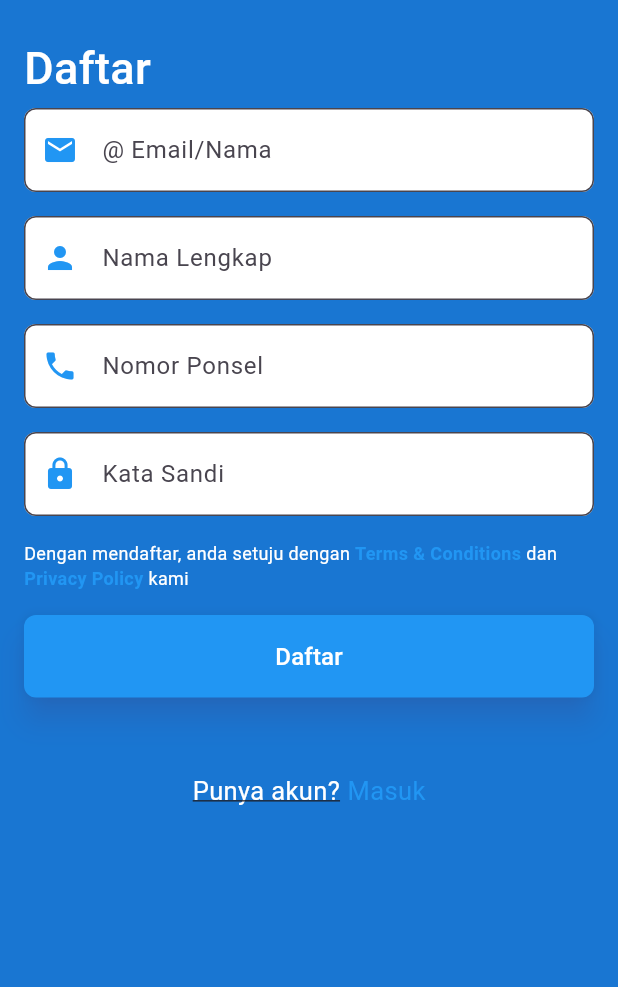
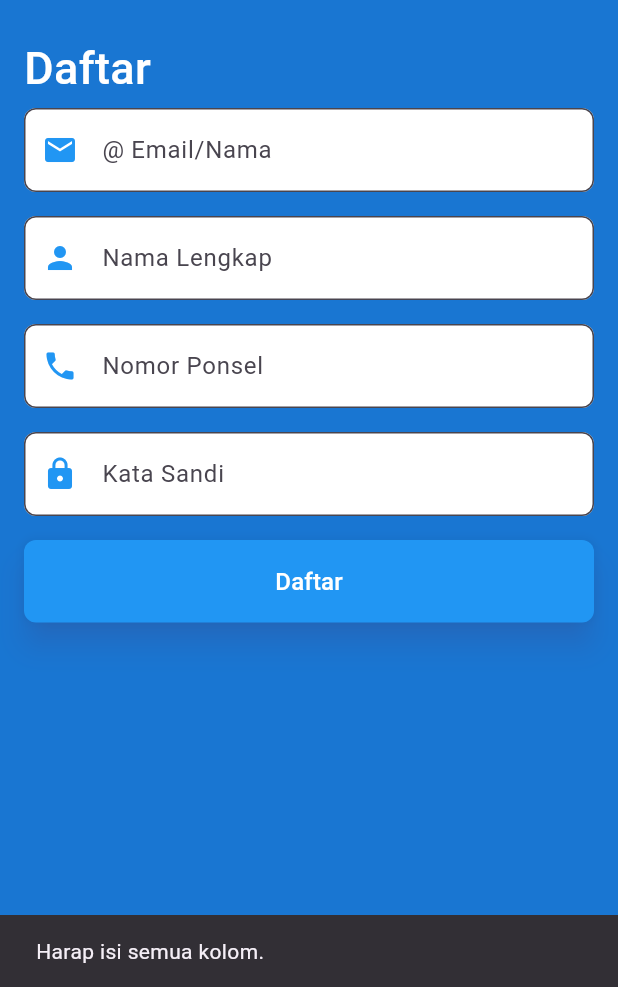
Before and after one commit to heruiksan/MVP-natour-app, a Flutter app: the registerUser screen opened directly, after a tap on "Daftar", on a phone screen of 412 x 824 dp, the part 249-1236 px from its top. Run offline on Flutter 3.47's test engine with Material 3 defaults, Android fonts, the phone set to English and light mode, and no system bars; our stand-ins replace cloud_firestore, firebase_auth, firebase_core; accounts and stored records are empty.

```diff
--- /dev/null
+++ b/natourapps/lib/Model/regisModel.dart
@@ -0,0 +1,21 @@
+class RegisterUserModel {
+  final String email;
+  final String fullName;
+  final String phoneNumber;
+  final String password;
+
+  RegisterUserModel({
+    required this.email,
+    required this.fullName,
+    required this.phoneNumber,
+    required this.password,
+  });
+
+  Map<String, dynamic> toMap() {
+    return {
+      'email': email,
+      'fullName': fullName,
+      'phoneNumber': phoneNumber,
+    };
+  }
+}
--- a/natourapps/lib/view/registerUser.dart
+++ b/natourapps/lib/view/registerUser.dart
@@ -1,15 +1,19 @@
 import 'package:flutter/material.dart';
 import 'package:natourapps/view/loginUser.dart';
+import 'package:natourapps/Controller/regisController.dart';
+import 'package:natourapps/Model/regisModel.dart';
 
 class registerUser extends StatelessWidget {
-
-
+  final TextEditingController emailController = TextEditingController();
+  final TextEditingController nameController = TextEditingController();
+  final TextEditingController phoneController = TextEditingController();
+  final TextEditingController passwordController = TextEditingController();
 
   @override
   Widget build(BuildContext context) {
     return Scaffold(
       backgroundColor: Colors.blue[700],
-      resizeToAvoidBottomInset: true, // Mencegah overlap dengan keyboard
+      resizeToAvoidBottomInset: true,
       appBar: AppBar(
         backgroundColor: Colors.blue[700],
         elevation: 0,
@@ -32,7 +36,7 @@ class registerUser extends StatelessWidget {
               Padding(
                 padding: const EdgeInsets.only(top: 10.0),
                 child: Image.asset(
-                  'assets/logo.png', // Ganti dengan path logo Anda
+                  'assets/logo.png',
                   height: 100,
                 ),
               ),
@@ -50,6 +54,7 @@ class registerUser extends StatelessWidget {
                   crossAxisAlignment: CrossAxisAlignment.stretch,
                   children: [
                     TextField(
+                      controller: emailController,
                       decoration: InputDecoration(
                         labelText: '@ Email/Nama',
                         hintStyle: TextStyle(color: Colors.white),
@@ -64,6 +69,7 @@ class registerUser extends StatelessWidget {
                     ),
                     SizedBox(height: 16),
                     TextField(
+                      controller: nameController,
                       decoration: InputDecoration(
                         labelText: 'Nama Lengkap',
                         hintStyle: TextStyle(color: Colors.white),
@@ -79,6 +85,7 @@ class registerUser extends StatelessWidget {
                     ),
                     SizedBox(height: 16),
                     TextField(
+                      controller: phoneController,
                       decoration: InputDecoration(
                         labelText: 'Nomor Ponsel',
                         hintStyle: TextStyle(color: Colors.white),
@@ -94,6 +101,7 @@ class registerUser extends StatelessWidget {
                     ),
                     SizedBox(height: 16),
                     TextField(
+                      controller: passwordController,
                       obscureText: true,
                       decoration: InputDecoration(
                         labelText: 'Kata Sandi',
@@ -110,43 +118,57 @@ class registerUser extends StatelessWidget {
                       ),
                     ),
                     SizedBox(height: 16),
-                    Text.rich(
-                      TextSpan(
-                        text: 'Dengan mendaftar, anda setuju dengan ',
-                        style: TextStyle(fontSize: 12, color: Colors.white),
-                        children: [
-                          TextSpan(
-                            text: 'Terms & Conditions',
-                            style: TextStyle(
-                              color: Colors.blue,
-                              fontWeight: FontWeight.bold,
-                            ),
-                          ),
-                          TextSpan(text: ' dan '),
-                          TextSpan(
-                            text: 'Privacy Policy',
-                            style: TextStyle(
-                              color: Colors.blue,
-                              fontWeight: FontWeight.bold,
-                            ),
-                          ),
-                          TextSpan(text: ' kami'),
-                        ],
-                      ),
-                    ),
-                    SizedBox(height: 16),
                     ElevatedButton(
                       style: ElevatedButton.styleFrom(
                         padding: EdgeInsets.all(16),
-                        backgroundColor: Colors.blue, // Warna tombol
-                        elevation: 8, // Tinggi bayangan
-                        shadowColor: Colors.blueAccent, // Warna bayangan
+                        backgroundColor: Colors.blue,
+                        elevation: 8,
+                        shadowColor: Colors.blueAccent,
                         shape: RoundedRectangleBorder(
                           borderRadius: BorderRadius.circular(8),
                         ),
                       ),
-                      onPressed: () {
-                        // Action for registration
+                      onPressed: () async {
+                        // Validasi input
+                        if (emailController.text.trim().isEmpty ||
+                            nameController.text.trim().isEmpty ||
+                            phoneController.text.trim().isEmpty ||
+                            passwordController.text.trim().isEmpty) {
+                          ScaffoldMessenger.of(context).showSnackBar(
+                            SnackBar(content: Text('Harap isi semua kolom.')),
+                          );
+                          return;
+                        }
+
+                        // Buat model pengguna
+                        final userModel = RegisterUserModel(
+                          email: emailController.text,
+                          fullName: nameController.text,
+                          phoneNumber: phoneController.text,
+                          password: passwordController.text,
+                        );
+
+                        // Gunakan controller untuk registrasi
+                        final controller = RegisterUserController();
+                        String result =
+                            await controller.registerUser(userModel);
+                        Navigator.pushReplacement(
+                            context,
+                            MaterialPageRoute(
+                                builder: (context) => loginUser()),
+                          );
+
+                        // Tampilkan hasil dan navigasi
+                        if (result == 'Success') {
+                          ScaffoldMessenger.of(context).showSnackBar(
+                            SnackBar(content: Text('Registrasi berhasil.')),
+                          );
+
+                        } else {
+                          ScaffoldMessenger.of(context).showSnackBar(
+                            SnackBar(content: Text(result)),
+                          );
+                        }
                       },
                       child: Text(
                         'Daftar',
@@ -156,42 +178,6 @@ class registerUser extends StatelessWidget {
                   ],
                 ),
               ),
-              SizedBox(height: 50),
-              GestureDetector(
-                onTap: () {
-                  // Navigate to the next page when 'Daftar' is tapped
-                  Navigator.push(
-                    context,
-                    MaterialPageRoute(
-                        builder: (context) =>
-                            loginUser()), // Replace with your next page
-                  );
-                },
-                child: Center(
-                  child: Row(
-                    mainAxisSize: MainAxisSize
-                        .min, // Makes sure the row only takes up the necessary space
-                    children: const [
-                      Text(
-                        'Punya akun?',
-                        style: TextStyle(
-                          color: Colors.white,
-                          fontSize: 17.0,
-                          decoration: TextDecoration.underline,
-                        ),
-                      ),
-                      SizedBox(width: 5), // Space between texts
-                      Text(
-                        'Masuk',
-                        style: TextStyle(
-                          color: Colors.blue,
-                          fontSize: 17.0,
-                        ),
-                      ),
-                    ],
-                  ),
-                ),
-              ),
             ],
           ),
         ),
```
Also changed, not shown: natourapps/lib/Controller/loginController.dart (added, +32 -0 lines), natourapps/lib/Controller/regisController.dart (added, +32 -0 lines), natourapps/lib/Model/loginModel.dart (added, +22 -0 lines), natourapps/lib/main.dart (+9 -2 lines), natourapps/lib/view/loginUser.dart (+61 -43 lines), natourapps/lib/firebase_options.dart (renamed from natourapps/lib/view/firebase_options.dart), 1 other file.
